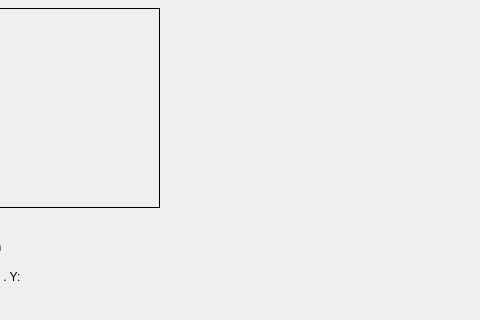
Above: drone_controller/nodes/drone_control.ui from jkg43/ENPH353_Comp before the change; both pictures show x 690 to 1170 and y 262 to 582 of the 1330 by 836 pixel window. Below: the same form after it.
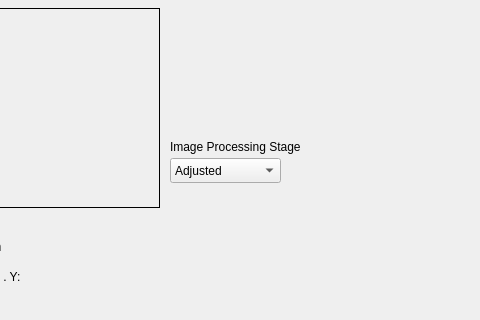
That is the form after the change.

Commit message: reconfigured urdf to match new rules and keep propellers out of camera

What changed in the file:
```diff
--- a/drone_controller/nodes/drone_control.ui
+++ b/drone_controller/nodes/drone_control.ui
@@ -555,6 +555,57 @@
      <string/>
     </property>
    </widget>
+   <widget class="QComboBox" name="stage_box">
+    <property name="geometry">
+     <rect>
+      <x>860</x>
+      <y>420</y>
+      <width>111</width>
+      <height>25</height>
+     </rect>
+    </property>
+    <property name="currentIndex">
+     <number>4</number>
+    </property>
+    <item>
+     <property name="text">
+      <string>Original</string>
+     </property>
+    </item>
+    <item>
+     <property name="text">
+      <string>Mask</string>
+     </property>
+    </item>
+    <item>
+     <property name="text">
+      <string>Edges</string>
+     </property>
+    </item>
+    <item>
+     <property name="text">
+      <string>Lines</string>
+     </property>
+    </item>
+    <item>
+     <property name="text">
+      <string>Adjusted</string>
+     </property>
+    </item>
+   </widget>
+   <widget class="QLabel" name="label_6">
+    <property name="geometry">
+     <rect>
+      <x>860</x>
+      <y>400</y>
+      <width>141</width>
+      <height>17</height>
+     </rect>
+    </property>
+    <property name="text">
+     <string>Image Processing Stage</string>
+    </property>
+   </widget>
   </widget>
   <widget class="QMenuBar" name="menubar">
    <property name="geometry">
```
The commit also changes 2 other files.
